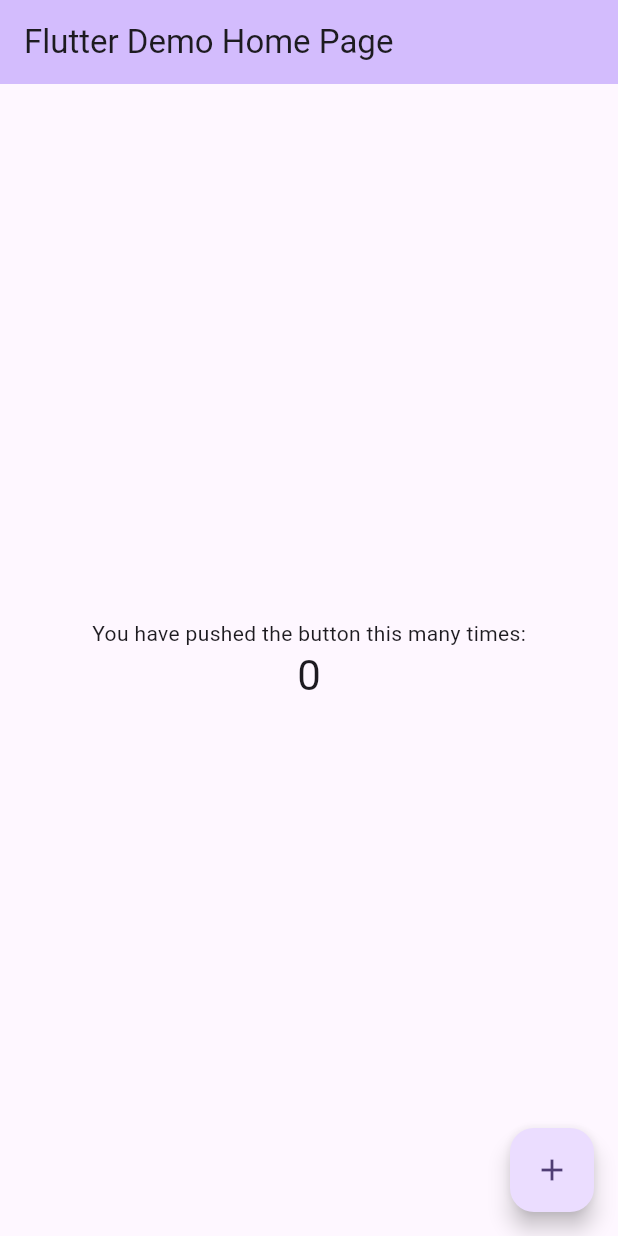
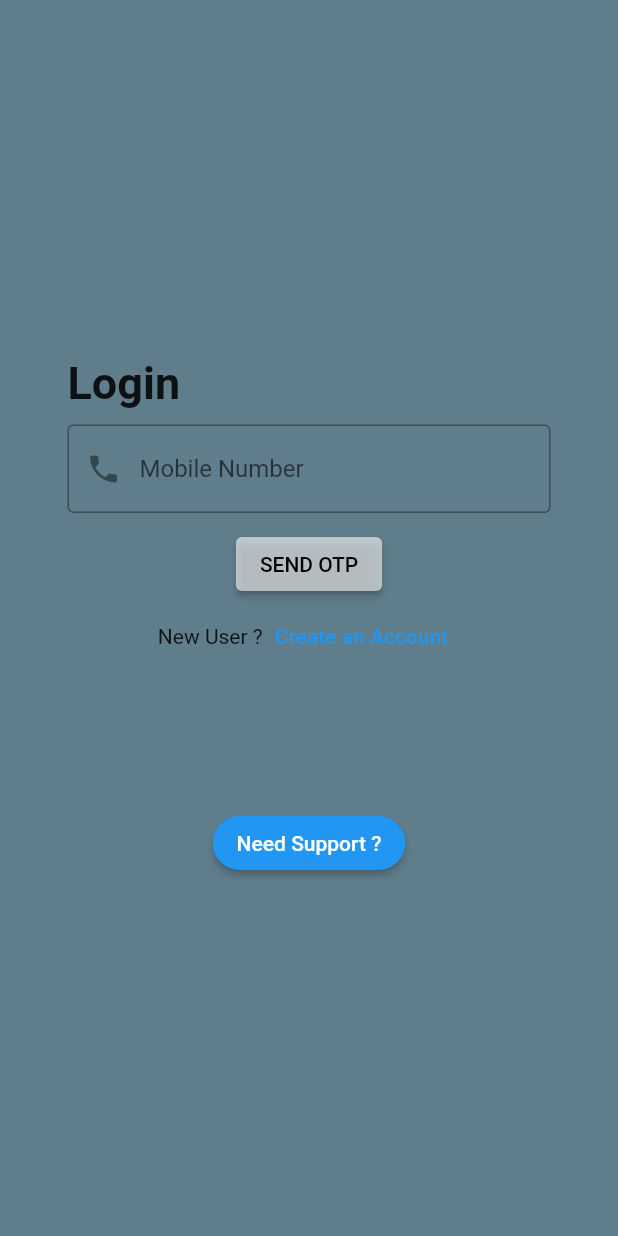
Before and after one commit to vaibhav4627/Restart, a Flutter app: the screen it shows after launch, on a phone screen of 412 x 824 dp. Run offline on Flutter 3.47's test engine with Material 2 defaults, Android fonts, the phone set to English and light mode, and no system bars.

Commit message:
initial commit

```diff
--- /dev/null
+++ b/lib/login.dart
@@ -0,0 +1,64 @@
+import 'package:flutter/material.dart';
+
+class login extends StatefulWidget {
+  const login({super.key});
+
+  @override
+  State<login> createState() => _loginState();
+}
+
+class _loginState extends State<login> {
+  @override
+  Widget build(BuildContext context) {
+    return Scaffold(
+      body: Container(
+        color: Colors.blueGrey,
+        child: Padding(
+          padding: EdgeInsets.all(45.0),
+          child: Column(
+            mainAxisAlignment: MainAxisAlignment.center,
+            crossAxisAlignment: CrossAxisAlignment.start,
+            children: [Text("Login", style: TextStyle(fontSize: 30,fontWeight: FontWeight.bold ),),
+            Padding(
+              padding:  EdgeInsets.symmetric(vertical: 10),
+              child: TextField(
+                maxLength: 10,
+                decoration: InputDecoration(
+                  counter: const Offstage(),
+                  border: OutlineInputBorder(),
+                  hintText: "Mobile Number",
+                  prefixIcon: Icon(Icons.phone)),
+                  keyboardType: TextInputType.phone, ),
+            ),
+            Align(
+            alignment: Alignment.center,
+            child: ElevatedButton(onPressed: () {},
+            style: ElevatedButton.styleFrom(backgroundColor: Color.fromARGB(151, 255, 255, 255)),
+            child: Text("SEND OTP",style: TextStyle(color: Colors.black),
+            ),
+            ),
+            ),
+            Row(
+              mainAxisAlignment: MainAxisAlignment.center,
+              children: [
+                Text("New User ?"),
+                TextButton(
+                onPressed: () {},
+                child: Text("Create an Account")),
+              ],
+            ), SizedBox(height: 90,),
+            Align( alignment: Alignment.center,
+              child: ElevatedButton(
+              onPressed:() {},
+              style: ElevatedButton.styleFrom(shape: StadiumBorder()),
+              child: Text("Need Support ?"),
+              ),
+            )
+            ],
+
+          ),
+        ),
+      ),
+    );
+  }
+}
--- a/lib/main.dart
+++ b/lib/main.dart
@@ -1,3 +1,4 @@
+import 'package:bgmi/login.dart';
 import 'package:flutter/material.dart';
 
 void main() {
@@ -11,112 +12,8 @@ class MyApp extends StatelessWidget {
   @override
   Widget build(BuildContext context) {
     return MaterialApp(
-      title: 'Flutter Demo',
-      theme: ThemeData(
-        // This is the theme of your application.
-        //
-        // TRY THIS: Try running your application with "flutter run". You'll see
-        // the application has a blue toolbar. Then, without quitting the app,
-        // try changing the seedColor in the colorScheme below to Colors.green
-        // and then invoke "hot reload" (save your changes or press the "hot
-        // reload" button in a Flutter-supported IDE, or press "r" if you used
-        // the command line to start the app).
-        //
-        // Notice that the counter didn't reset back to zero; the application
-        // state is not lost during the reload. To reset the state, use hot
-        // restart instead.
-        //
-        // This works for code too, not just values: Most code changes can be
-        // tested with just a hot reload.
-        colorScheme: ColorScheme.fromSeed(seedColor: Colors.deepPurple),
-        useMaterial3: true,
-      ),
-      home: const MyHomePage(title: 'Flutter Demo Home Page'),
+
+      home: login(),
     );
   }
 }
-
-class MyHomePage extends StatefulWidget {
-  const MyHomePage({super.key, required this.title});
-
-
-  // This class is the configuration for the state. It holds the values (in this
-  // case the title) provided by the parent (in this case the App widget) and
-  // used by the build method of the State. Fields in a Widget subclass are
-  // always marked "final".
-
-  final String title;
-
-  @override
-  State<MyHomePage> createState() => _MyHomePageState();
-}
-
-class _MyHomePageState extends State<MyHomePage> {
-  int _counter = 0;
-
-  void _incrementCounter() {
-    setState(() {
-      // This call to setState tells the Flutter framework that something has
-      // changed in this State, which causes it to rerun the build method below
-      // so that the display can reflect the updated values. If we changed
-      // _counter without calling setState(), then the build method would not be
-      // called again, and so nothing would appear to happen.
-      _counter++;
-    });
-  }
-
-  @override
-  Widget build(BuildContext context) {
-    // This method is rerun every time setState is called, for instance as done
-    // by the _incrementCounter method above.
-    //
-    // The Flutter framework has been optimized to make rerunning build methods
-    // fast, so that you can just rebuild anything that needs updating rather
-    // than having to individually change instances of widgets.
-    return Scaffold(
-      appBar: AppBar(
-        // TRY THIS: Try changing the color here to a specific color (to
-        // Colors.amber, perhaps?) and trigger a hot reload to see the AppBar
-        // change color while the other colors stay the same.
-        backgroundColor: Theme.of(context).colorScheme.inversePrimary,
-        // Here we take the value from the MyHomePage object that was created by
-        // the App.build method, and use it to set our appbar title.
-        title: Text(widget.title),
-      ),
-      body: Center(
-        // Center is a layout widget. It takes a single child and positions it
-        // in the middle of the parent.
-        child: Column(
-          // Column is also a layout widget. It takes a list of children and
-          // arranges them vertically. By default, it sizes itself to fit its
-          // children horizontally, and tries to be as tall as its parent.
-          //
-          // Column has various properties to control how it sizes itself and
-          // how it positions its children. Here we use mainAxisAlignment to
-          // center the children vertically; the main axis here is the vertical
-          // axis because Columns are vertical (the cross axis would be
-          // horizontal).
-          //
-          // TRY THIS: Invoke "debug painting" (choose the "Toggle Debug Paint"
-          // action in the IDE, or press "p" in the console), to see the
-          // wireframe for each widget.
-          mainAxisAlignment: MainAxisAlignment.center,
-          children: <Widget>[
-            const Text(
-              'You have pushed the button this many times:',
-            ),
-            Text(
-              '$_counter',
-              style: Theme.of(context).textTheme.headlineMedium,
-            ),
-          ],
-        ),
-      ),
-      floatingActionButton: FloatingActionButton(
-        onPressed: _incrementCounter,
-        tooltip: 'Increment',
-        child: const Icon(Icons.add),
-      ), // This trailing comma makes auto-formatting nicer for build methods.
-    );
-  }
-}
```
